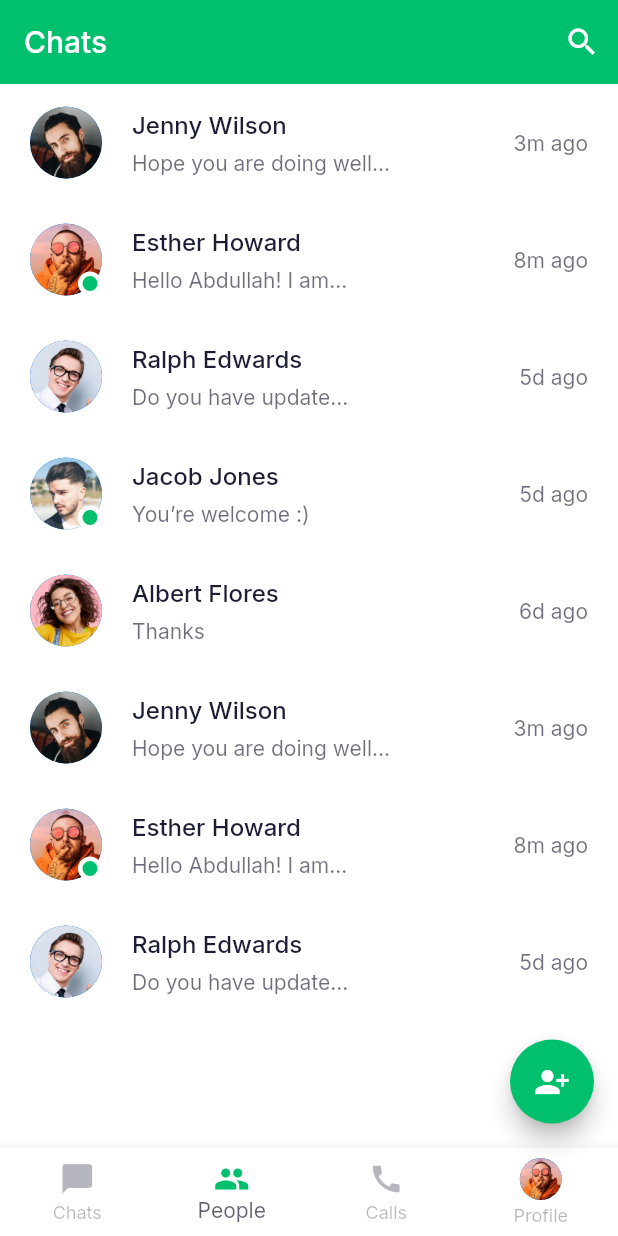
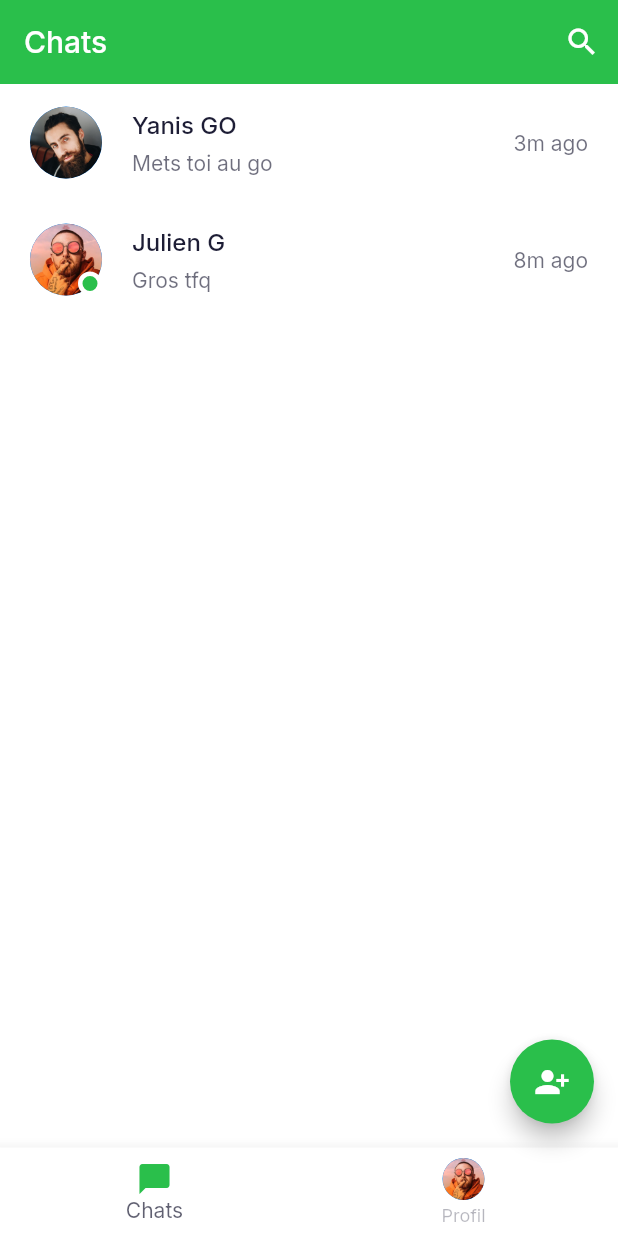
Before and after one commit to JulienGuillaud/ChatSap, a Flutter app: the ChatsScreen screen opened directly, on a phone screen of 412 x 824 dp. Run offline on Flutter 3.47's test engine with Material 2 defaults, Android fonts, the phone set to English and light mode, and no system bars; our stand-ins replace google_fonts.

Commit message:
Updates diverses

```diff
--- a/lib/constants.dart
+++ b/lib/constants.dart
@@ -1,6 +1,6 @@
 import 'package:flutter/material.dart';
 
-const kPrimaryColor = Color(0xFF00BF6D);
+const kPrimaryColor = Color(0xFF2ABF4B);
 const kSecondaryColor = Color(0xFFFE9901);
 const kContentColorLightTheme = Color(0xFF1D1D35);
 const kContentColorDarkTheme = Color(0xFFF5FCF9);
--- a/lib/models/Chat.dart
+++ b/lib/models/Chat.dart
@@ -13,59 +13,17 @@ class Chat {
 
 List chatsData = [
   Chat(
-    name: "Jenny Wilson",
-    lastMessage: "Hope you are doing well...",
+    name: "Yanis GO",
+    lastMessage: "Mets toi au go",
     image: "assets/images/user.png",
     time: "3m ago",
     isActive: false,
   ),
   Chat(
-    name: "Esther Howard",
-    lastMessage: "Hello Abdullah! I am...",
+    name: "Julien G",
+    lastMessage: "Gros tfq",
     image: "assets/images/user_2.png",
     time: "8m ago",
     isActive: true,
   ),
-  Chat(
-    name: "Ralph Edwards",
-    lastMessage: "Do you have update...",
-    image: "assets/images/user_3.png",
-    time: "5d ago",
-    isActive: false,
-  ),
-  Chat(
-    name: "Jacob Jones",
-    lastMessage: "You’re welcome :)",
-    image: "assets/images/user_4.png",
-    time: "5d ago",
-    isActive: true,
-  ),
-  Chat(
-    name: "Albert Flores",
-    lastMessage: "Thanks",
-    image: "assets/images/user_5.png",
-    time: "6d ago",
-    isActive: false,
-  ),
-  Chat(
-    name: "Jenny Wilson",
-    lastMessage: "Hope you are doing well...",
-    image: "assets/images/user.png",
-    time: "3m ago",
-    isActive: false,
-  ),
-  Chat(
-    name: "Esther Howard",
-    lastMessage: "Hello Abdullah! I am...",
-    image: "assets/images/user_2.png",
-    time: "8m ago",
-    isActive: true,
-  ),
-  Chat(
-    name: "Ralph Edwards",
-    lastMessage: "Do you have update...",
-    image: "assets/images/user_3.png",
-    time: "5d ago",
-    isActive: false,
-  ),
 ];
--- a/lib/screens/chats/chats_screen.dart
+++ b/lib/screens/chats/chats_screen.dart
@@ -9,7 +9,7 @@ class ChatsScreen extends StatefulWidget {
 }
 
 class _ChatsScreenState extends State<ChatsScreen> {
-  int _selectedIndex = 1;
+  int _selectedIndex = 0;
   @override
   Widget build(BuildContext context) {
     return Scaffold(
@@ -38,14 +38,14 @@ class _ChatsScreenState extends State<ChatsScreen> {
       },
       items: [
         BottomNavigationBarItem(icon: Icon(Icons.messenger), label: "Chats"),
-        BottomNavigationBarItem(icon: Icon(Icons.people), label: "People"),
-        BottomNavigationBarItem(icon: Icon(Icons.call), label: "Calls"),
+        // BottomNavigationBarItem(icon: Icon(Icons.people), label: "People"),
+        // BottomNavigationBarItem(icon: Icon(Icons.call), label: "Calls"),
         BottomNavigationBarItem(
           icon: CircleAvatar(
             radius: 14,
             backgroundImage: AssetImage("assets/images/user_2.png"),
           ),
-          label: "Profile",
+          label: "Profil",
         ),
       ],
     );
--- a/lib/screens/signinOrSignUp/signin_or_signup_screen.dart
+++ b/lib/screens/signinOrSignUp/signin_or_signup_screen.dart
@@ -14,14 +14,12 @@ class SigninOrSignupScreen extends StatelessWidget {
             children: [
               Spacer(flex: 2),
               Image.asset(
-                MediaQuery.of(context).platformBrightness == Brightness.light
-                    ? "assets/images/Logo_light.png"
-                    : "assets/images/Logo_dark.png",
+                "assets/images/Logo.png",
                 height: 146,
               ),
               Spacer(),
               PrimaryButton(
-                text: "Sign In",
+                text: "Connection",
                 press: () => Navigator.push(
                   context,
                   MaterialPageRoute(
@@ -32,7 +30,7 @@ class SigninOrSignupScreen extends StatelessWidget {
               SizedBox(height: kDefaultPadding * 1.5),
               PrimaryButton(
                 color: Theme.of(context).colorScheme.secondary,
-                text: "Sign Up",
+                text: "Insription",
                 press: () {},
               ),
               Spacer(flex: 2),
```
Also changed, not shown: pubspec.yaml (+13 -0 lines), assets/icons/Logo.png (added), assets/icons/Logo_dark_theme.svg (deleted), assets/icons/Logo_light_theme.svg (deleted), assets/images/Logo.png (added), assets/images/Logo_dark.png (deleted), assets/images/Logo_light.png (deleted), pubspec.lock, 34 other files.
